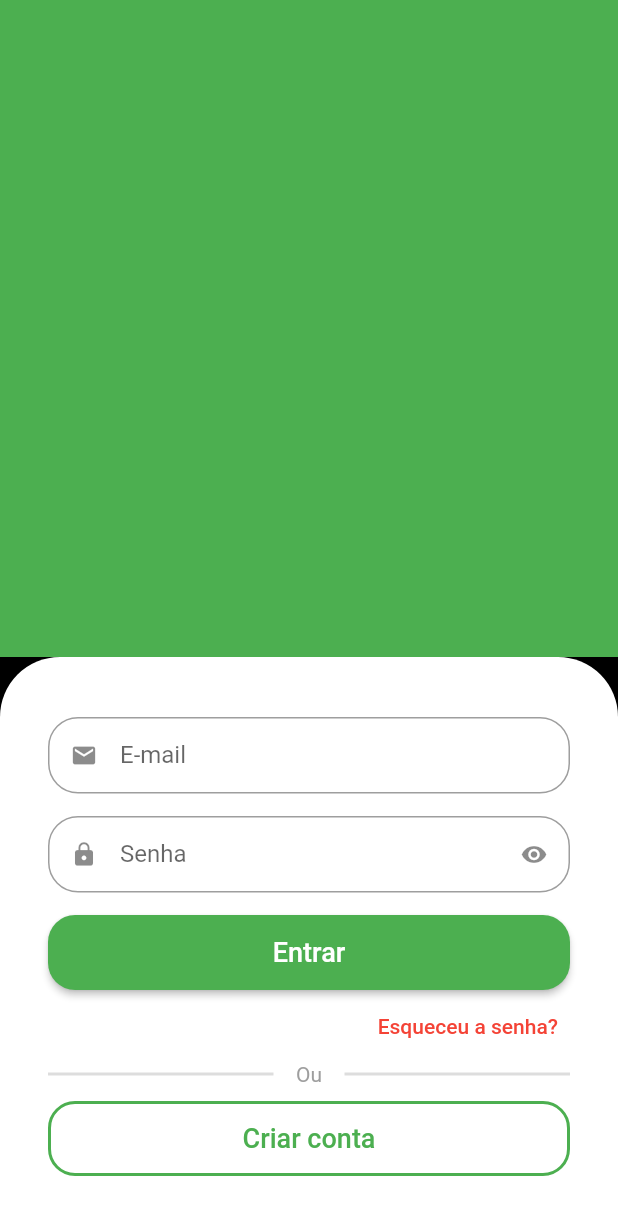
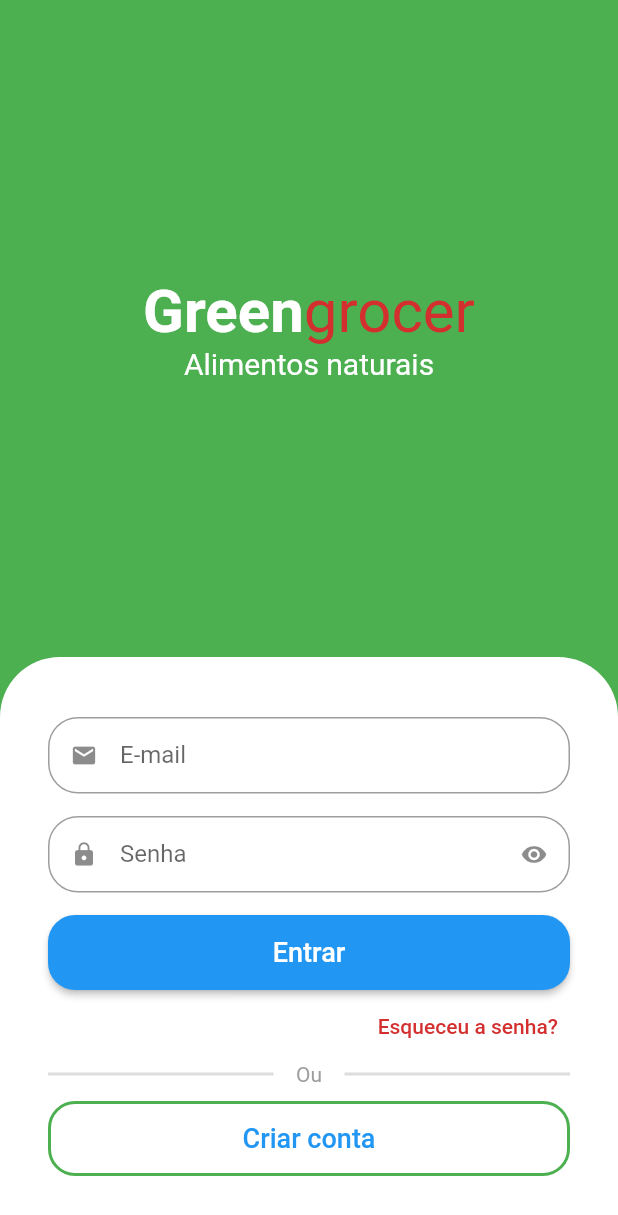
Before and after one commit to DavidSantos03/greengrocer_project_older_flutter_version, a Flutter app: the screen it shows after launch, on a phone screen of 412 x 824 dp. Shown: the top 1215 px of the screen. Run offline on Flutter 3.47's test engine with Material 2 defaults, Android fonts, the phone set to English and light mode, and no system bars.

Commit message:
Apresentação e Colors

```diff
--- a/lib/main.dart
+++ b/lib/main.dart
@@ -13,7 +13,7 @@ class MyApp extends StatelessWidget {
     return MaterialApp(
       debugShowCheckedModeBanner: false,
       theme: ThemeData(
-        primarySwatch: Colors.green,
+        primarySwatch: Colors.blue,
       ),
       home: const SignInScreen(),
     );
--- a/lib/src/auth/sign_in_screen.dart
+++ b/lib/src/auth/sign_in_screen.dart
@@ -1,5 +1,6 @@
 import 'package:flutter/material.dart';
 import 'package:greengrocer_project_older_flutter_version/src/auth/components/custom_text_field.dart';
+import 'package:greengrocer_project_older_flutter_version/src/config/custom_colors.dart';
 
 class SignInScreen extends StatelessWidget {
   const SignInScreen({Key? key}) : super(key: key);
@@ -7,14 +8,81 @@ class SignInScreen extends StatelessWidget {
   @override
   Widget build(BuildContext context) {
     return Scaffold(
-      backgroundColor: Colors.black,
+      backgroundColor: Colors.green,
       body: Column(
         children: [
           Expanded(
-            child: Container(
-              color: Colors.green,
+            child: Column(
+              mainAxisAlignment: MainAxisAlignment.center,
+              children: <Widget>[
+                //Nome app
+                Text.rich(
+                  TextSpan(
+                    style: const TextStyle(
+                      fontSize: 40,
+                    ),
+                    children: [
+                      const TextSpan(
+                        text: 'Green',
+                        style: TextStyle(
+                          color: Colors.white,
+                          fontWeight: FontWeight.bold,
+                        ),
+                      ),
+                      TextSpan(
+                        text: 'grocer',
+                        style: TextStyle(
+                          color: CustomColors.customContrastColor,
+                        ),
+                      ),
+                    ],
+                  ),
+                ),
+
+                //Subtítulo
+                Text.rich(
+                  TextSpan(
+                    style: TextStyle(
+                      fontSize: 40,
+                    ),
+                    children: [
+                      TextSpan(
+                        text: 'Alimentos naturais',
+                        style: TextStyle(
+                          color: Colors.white,
+                          fontSize: 20,
+                        ),
+                      ),
+                    ],
+                  ),
+                ),
+
+                //Categorias "Laking animated_text_kit implementation"
+                /*SizedBox(
+                  height: 30,
+                  child: DefaultTextStyle(
+                    style: const TextStyle(
+                      fontSize: 25,
+                    ),
+                    child: AnimatedTextKit(
+                      pause: Duration.zero,
+                      repeatForever: true,
+                      animatedTexts: [
+                        FadeAnimatedText('Frutas'),
+                        FadeAnimatedText('Verduras'),
+                        FadeAnimatedText('Legumes'),
+                        FadeAnimatedText('Carnes'),
+                        FadeAnimatedText('Cereais'),
+                        FadeAnimatedText('Laticíneos'),
+                      ],
+                    ),
+                  ),
+                ),*/
+              ],
             ),
           ),
+
+          //Formulário
           Container(
             padding: const EdgeInsets.symmetric(horizontal: 32, vertical: 40),
             decoration: const BoxDecoration(
@@ -37,7 +105,7 @@ class SignInScreen extends StatelessWidget {
                   label: 'Senha',
                   isSecret: true,
                 ),
-                //Botão Entrar
+                //Botão: Entrar
                 SizedBox(
                   height: 50,
                   child: ElevatedButton(
@@ -60,10 +128,10 @@ class SignInScreen extends StatelessWidget {
                   alignment: Alignment.centerRight,
                   child: TextButton(
                     onPressed: () {},
-                    child: const Text(
+                    child: Text(
                       'Esqueceu a senha?',
                       style: TextStyle(
-                        color: Colors.red,
+                        color: CustomColors.customContrastColor,
                       ),
                     ),
                   ),
@@ -97,7 +165,7 @@ class SignInScreen extends StatelessWidget {
                     ],
                   ),
                 ),
-                //Botão Criar Nova Conta
+                //Botão: Criar Conta
                 SizedBox(
                   height: 50,
                   child: OutlinedButton(
--- /dev/null
+++ b/lib/src/config/custom_colors.dart
@@ -0,0 +1,6 @@
+import 'package:flutter/material.dart';
+
+abstract class CustomColors {
+  static Color customContrastColor = Colors.red.shade700;
+  //static MaterialColor customSwatchColor = MaterialColor(primary: 0xff8bc34a,swatch: _swatchOpacity);
+}
```
